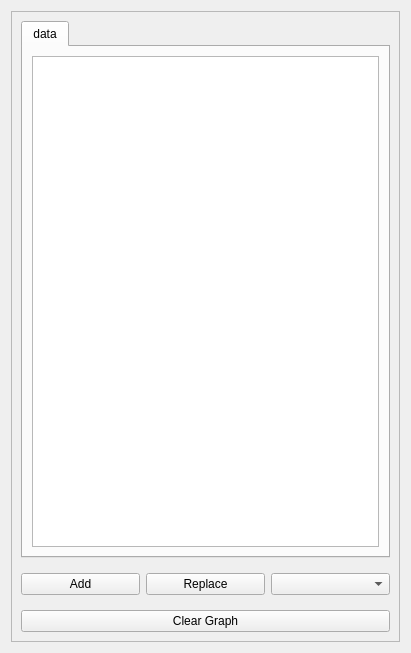
Before: the Qt Designer form mdaviz/resources/select_fields_table_view.ui in BCDA-APS/mdaviz, drawn with Qt 5.
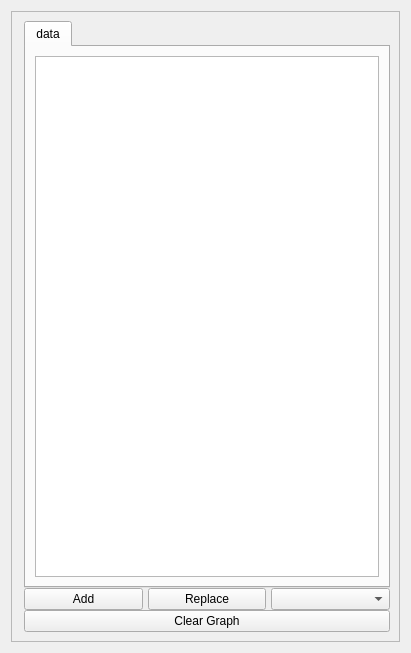
After: the same form once the commit is applied.

Commit message: ENH #35 Populate pull down menu

Patch:
```diff
--- a/mdaviz/resources/select_fields_table_view.ui
+++ b/mdaviz/resources/select_fields_table_view.ui
@@ -29,6 +29,12 @@
        </rect>
       </property>
       <layout class="QVBoxLayout" name="verticalLayout">
+       <property name="spacing">
+        <number>0</number>
+       </property>
+       <property name="leftMargin">
+        <number>12</number>
+       </property>
        <item>
         <widget class="QTabWidget" name="tabWidget">
          <property name="currentIndex">
@@ -59,9 +65,21 @@
           <property name="leftMargin">
            <number>0</number>
           </property>
+          <property name="topMargin">
+           <number>0</number>
+          </property>
           <property name="rightMargin">
            <number>0</number>
           </property>
+          <property name="bottomMargin">
+           <number>0</number>
+          </property>
+          <property name="horizontalSpacing">
+           <number>5</number>
+          </property>
+          <property name="verticalSpacing">
+           <number>0</number>
+          </property>
           <item row="0" column="1">
            <widget class="QPushButton" name="replaceButton">
             <property name="text">
@@ -84,6 +102,12 @@
        </item>
        <item>
         <widget class="QPushButton" name="clearButton">
+         <property name="sizePolicy">
+          <sizepolicy hsizetype="Minimum" vsizetype="Fixed">
+           <horstretch>0</horstretch>
+           <verstretch>0</verstretch>
+          </sizepolicy>
+         </property>
          <property name="text">
           <string>Clear Graph</string>
          </property>
```
The commit also changes 1 other file.
